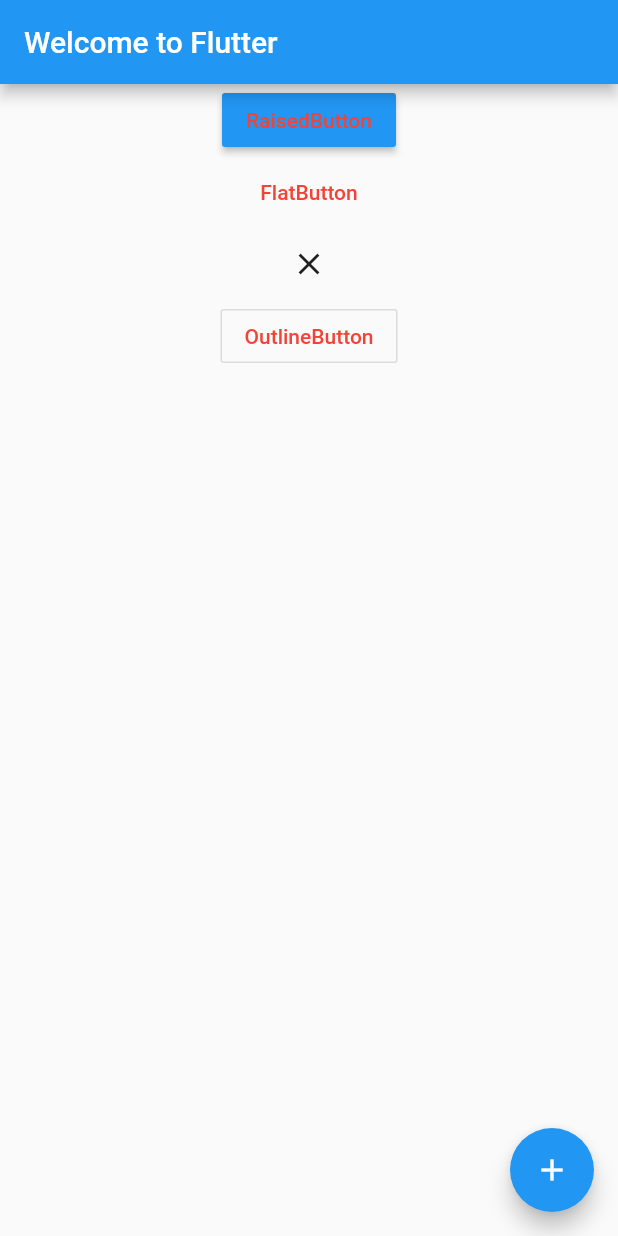
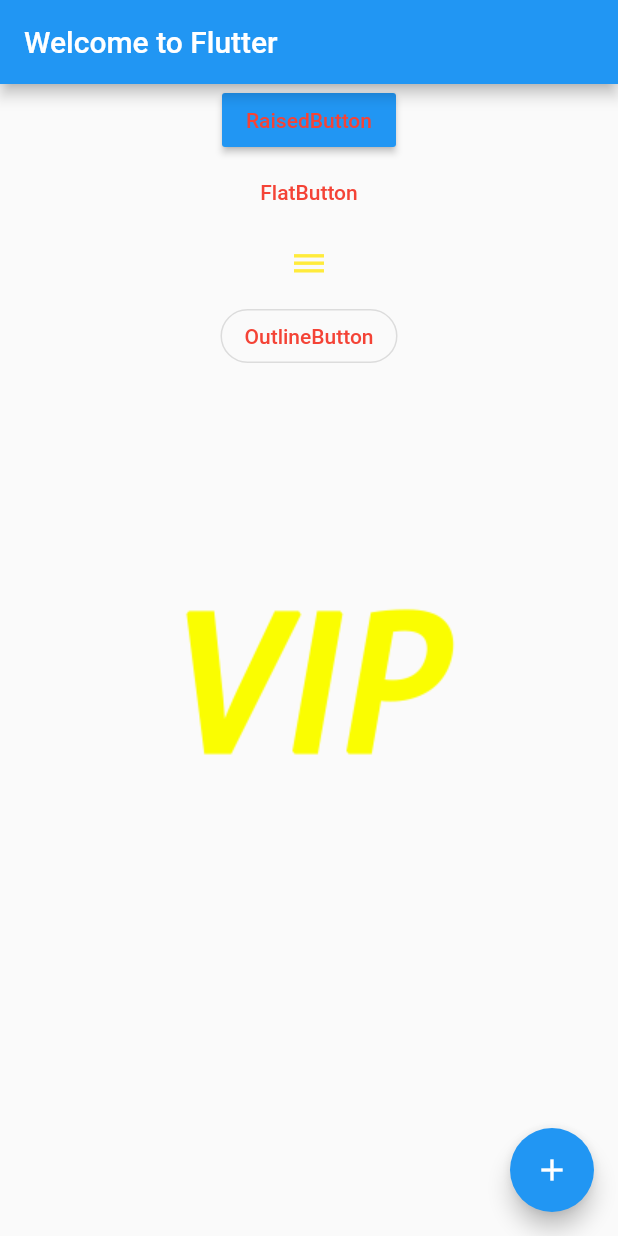
Before and after one commit to yuyukojp/banmeshi, a Flutter app: the screen it shows after launch, on a phone screen of 412 x 824 dp. Run offline on Flutter 3.47's test engine with Material 2 defaults, Android fonts, the phone set to English and light mode, and no system bars.

Commit message:
画像表示

```diff
--- a/lib/main.dart
+++ b/lib/main.dart
@@ -29,14 +29,28 @@
                 onPressed: () => {},
               ),
               IconButton(
-                icon: Icon(Icons.close),
+                icon: Icon(
+                  Icons.dehaze,
+                  color: Colors.yellow,
+                ),
                 onPressed: () => {},
               ),
               OutlineButton(
                 child: Text('OutlineButton'),
                 color: Colors.blue,
                 textColor: Colors.red,
+                shape: RoundedRectangleBorder(
+                    borderRadius: BorderRadius.circular(20.0)),
                 onPressed: () => {},
+              ),
+              // OutlineButton(
+              //   child: Text('カスタムボタン'),
+              //   shape: RoundedRectangleBorder(
+              //       borderRadius: BorderRadius.circular(20.0)),
+              // ),
+              Image(
+                image: AssetImage("asset/images/vip.png"),
+                width: 500,
               ),
             ],
           ),
--- a/pubspec.yaml
+++ b/pubspec.yaml
@@ -51,7 +51,8 @@
 
 # The following section is specific to Flutter.
 flutter:
-
+  assets:
+    - asset/images/vip.png
   # The following line ensures that the Material Icons font is
   # included with your application, so that you can use the icons in
   # the material Icons class.
```
Also changed, not shown: asset/images/header.png (added), asset/images/vip.png (added), 2 other files.
